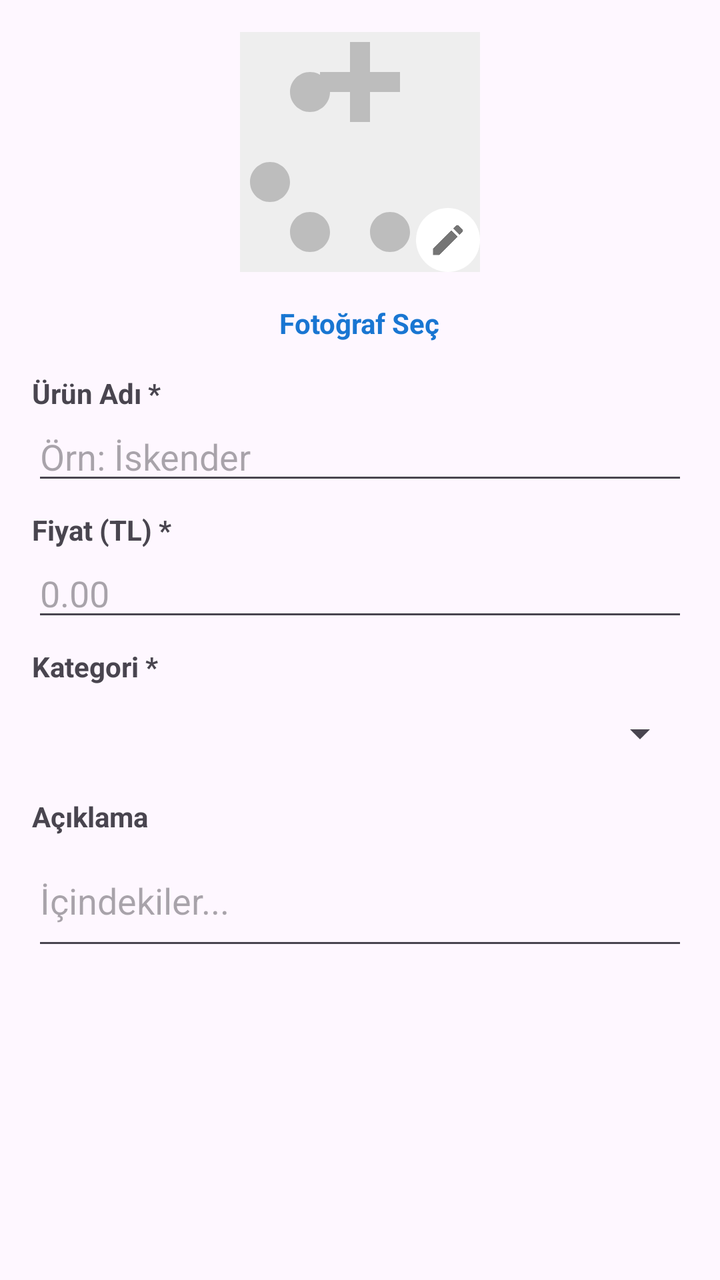
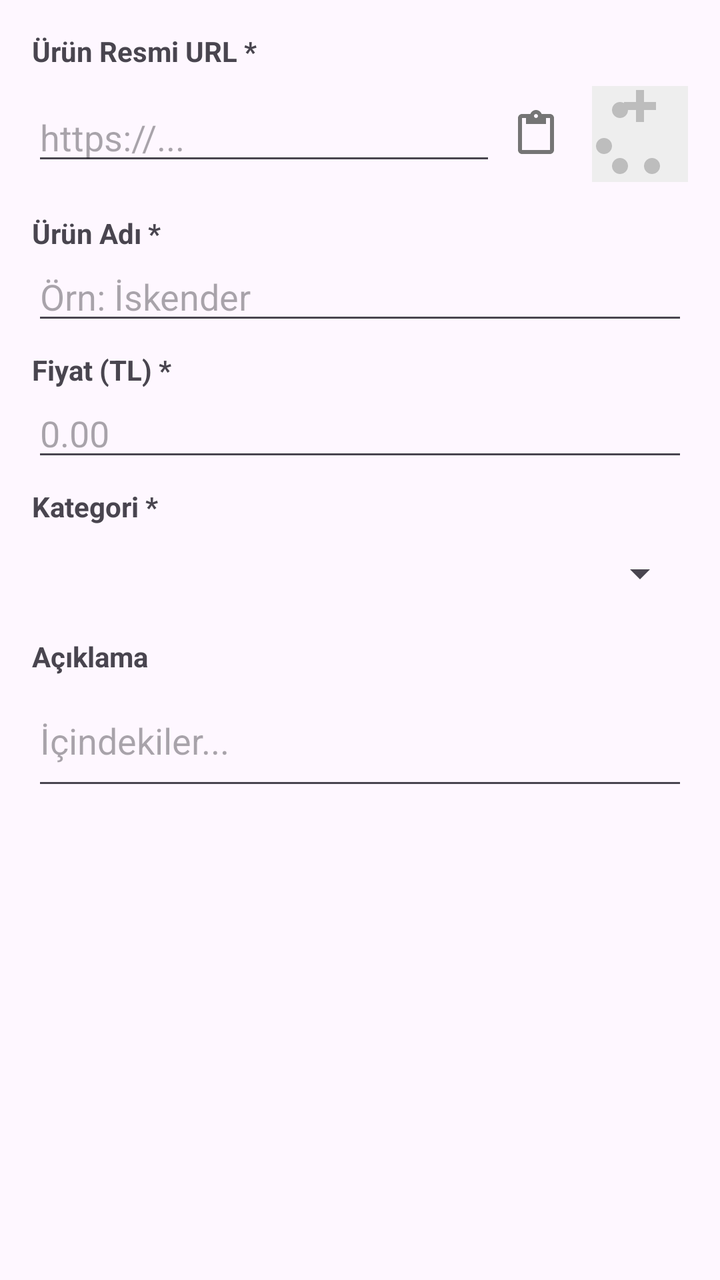

The first picture is an Android layout as it rendered before a commit; the second is the same layout after the commit. The layout source and the unified diff follow.
<!-- AndroidManifest.xml: application theme Theme.RestoranaApp -->
<!-- res/layout/dialog_add_product.xml -->
<?xml version="1.0" encoding="utf-8"?>
<ScrollView xmlns:android="http://schemas.android.com/apk/res/android"
    android:layout_width="match_parent"
    android:layout_height="wrap_content">

    <LinearLayout
        android:layout_width="match_parent"
        android:layout_height="wrap_content"
        android:orientation="vertical"
        android:padding="16dp">

        
        <FrameLayout
            android:layout_width="120dp"
            android:layout_height="120dp"
            android:layout_gravity="center_horizontal"
            android:layout_marginBottom="16dp">
            
            <ImageView
                android:id="@+id/imgProductPreview"
                android:layout_width="match_parent"
                android:layout_height="match_parent"
                android:src="@drawable/ic_food_placeholder"
                android:scaleType="centerCrop"
                android:background="#EEEEEE"/>
                
            <ImageView
                android:layout_width="32dp"
                android:layout_height="32dp"
                android:src="@drawable/ic_edit"
                android:layout_gravity="bottom|end"
                android:background="@drawable/circle_status"
                android:backgroundTint="#FFFFFF"
                android:padding="6dp"/>
        </FrameLayout>
        
        <TextView
            android:id="@+id/tvSelectImage"
            android:layout_width="wrap_content"
            android:layout_height="wrap_content"
            android:text="Fotoğraf Seç"
            android:textColor="#1976D2"
            android:textStyle="bold"
            android:layout_gravity="center_horizontal"
            android:layout_marginBottom="16dp"/>

        <TextView
            android:layout_width="wrap_content"
            android:layout_height="wrap_content"
            android:text="Ürün Adı *"
            android:textStyle="bold"/>
        <EditText
            android:id="@+id/etProdName"
            android:layout_width="match_parent"
            android:layout_height="wrap_content"
            android:hint="Örn: İskender"
            android:inputType="textCapWords"/>

        <TextView
            android:layout_width="wrap_content"
            android:layout_height="wrap_content"
            android:text="Fiyat (TL) *"
            android:textStyle="bold"
            android:layout_marginTop="8dp"/>
        <EditText
            android:id="@+id/etProdPrice"
            android:layout_width="match_parent"
            android:layout_height="wrap_content"
            android:hint="0.00"
            android:inputType="numberDecimal"/>

        <TextView
            android:layout_width="wrap_content"
            android:layout_height="wrap_content"
            android:text="Kategori *"
            android:textStyle="bold"
            android:layout_marginTop="8dp"/>
        <Spinner
            android:id="@+id/spinnerCategory"
            android:layout_width="match_parent"
            android:layout_height="wrap_content"
            android:minHeight="48dp"/>

        <TextView
            android:layout_width="wrap_content"
            android:layout_height="wrap_content"
            android:text="Açıklama"
            android:textStyle="bold"
            android:layout_marginTop="8dp"/>
        <EditText
            android:id="@+id/etProdDesc"
            android:layout_width="match_parent"
            android:layout_height="wrap_content"
            android:hint="İçindekiler..."
            android:minLines="2"/>

    </LinearLayout>
</ScrollView>
<!-- resources referenced by this layout -->
<resources>
  <!-- drawable circle_status (drawable) -->
  <?xml version="1.0" encoding="utf-8"?>
  <shape xmlns:android="http://schemas.android.com/apk/res/android"
      android:shape="oval">
      <solid android:color="#E0E0E0" /> 
  </shape>
  <!-- drawable ic_edit (drawable) -->
  <vector xmlns:android="http://schemas.android.com/apk/res/android"
      android:width="24dp"
      android:height="24dp"
      android:viewportWidth="24"
      android:viewportHeight="24">
    <path
        android:fillColor="#757575"
        android:pathData="M3,17.25V21h3.75L17.81,9.94l-3.75,-3.75L3,17.25zM20.71,7.04c0.39,-0.39 0.39,-1.02 0,-1.41l-2.34,-2.34c-0.39,-0.39 -1.02,-0.39 -1.41,0l-1.83,1.83 3.75,3.75 1.83,-1.83z"/>
  </vector>
  <!-- drawable ic_food_placeholder (drawable) -->
  <vector xmlns:android="http://schemas.android.com/apk/res/android"
      android:width="24dp"
      android:height="24dp"
      android:viewportWidth="24"
      android:viewportHeight="24">
    <path
        android:fillColor="#BDBDBD"
        android:pathData="M11,9h2V6h3V4h-3V1h-2v3H8v2h3v3zm-4,9c-1.1,0 -2,0.9 -2,2s0.9,2 2,2 2,-0.9 2,-2 -0.9,-2 -2,-2zm0,-14c-1.1,0 -2,0.9 -2,2s0.9,2 2,2 2,-0.9 2,-2 -0.9,-2 -2,-2zm-4,9c-1.1,0 -2,0.9 -2,2s0.9,2 2,2 2,-0.9 2,-2 -0.9,-2 -2,-2zm12,5c-1.1,0 -2,0.9 -2,2s0.9,2 2,2 2,-0.9 2,-2 -0.9,-2 -2,-2z"/>
  </vector>
  <style name="Theme.RestoranaApp" parent="Base.Theme.RestoranaApp" />
  <style name="Base.Theme.RestoranaApp" parent="Theme.Material3.DayNight.NoActionBar">
          
          
      </style>
</resources>

<!-- the commit's change to res/layout/dialog_add_product.xml (unified diff, before → after) -->
@@ -10,39 +10,47 @@
         android:padding="16dp">
 
         
-        <FrameLayout
-            android:layout_width="120dp"
-            android:layout_height="120dp"
-            android:layout_gravity="center_horizontal"
+        <TextView
+            android:layout_width="wrap_content"
+            android:layout_height="wrap_content"
+            android:text="Ürün Resmi URL *"
+            android:textStyle="bold"
+            android:layout_marginBottom="8dp"/>
+        
+        <LinearLayout
+            android:layout_width="match_parent"
+            android:layout_height="wrap_content"
+            android:orientation="horizontal"
+            android:gravity="center_vertical"
             android:layout_marginBottom="16dp">
             
+            <EditText
+                android:id="@+id/etImageUrl"
+                android:layout_width="0dp"
+                android:layout_height="wrap_content"
+                android:layout_weight="1"
+                android:hint="https://..."
+                android:inputType="textUri"
+                android:maxLines="1"/>
+
+            <ImageView
+                android:id="@+id/btnPaste"
+                android:layout_width="40dp"
+                android:layout_height="40dp"
+                android:src="@drawable/ic_content_paste"
+                android:background="?attr/selectableItemBackgroundBorderless"
+                android:padding="8dp"
+                android:tooltipText="Yapıştır"/>
+                
             <ImageView
                 android:id="@+id/imgProductPreview"
-                android:layout_width="match_parent"
-                android:layout_height="match_parent"
+                android:layout_width="48dp"
+                android:layout_height="48dp"
+                android:layout_marginStart="8dp"
                 android:src="@drawable/ic_food_placeholder"
                 android:scaleType="centerCrop"
                 android:background="#EEEEEE"/>
-                
-            <ImageView
-                android:layout_width="32dp"
-                android:layout_height="32dp"
-                android:src="@drawable/ic_edit"
-                android:layout_gravity="bottom|end"
-                android:background="@drawable/circle_status"
-                android:backgroundTint="#FFFFFF"
-                android:padding="6dp"/>
-        </FrameLayout>
-        
-        <TextView
-            android:id="@+id/tvSelectImage"
-            android:layout_width="wrap_content"
-            android:layout_height="wrap_content"
-            android:text="Fotoğraf Seç"
-            android:textColor="#1976D2"
-            android:textStyle="bold"
-            android:layout_gravity="center_horizontal"
-            android:layout_marginBottom="16dp"/>
+        </LinearLayout>
 
         <TextView
             android:layout_width="wrap_content"
<!-- resource entries referenced after the edit -->
@@ -1,12 +1,6 @@
 <!-- resources referenced by this layout -->
 <resources>
-  <!-- drawable circle_status (drawable) -->
-  <?xml version="1.0" encoding="utf-8"?>
-  <shape xmlns:android="http://schemas.android.com/apk/res/android"
-      android:shape="oval">
-      <solid android:color="#E0E0E0" /> 
-  </shape>
-  <!-- drawable ic_edit (drawable) -->
+  <!-- drawable ic_content_paste (drawable) -->
   <vector xmlns:android="http://schemas.android.com/apk/res/android"
       android:width="24dp"
       android:height="24dp"
@@ -14,7 +8,7 @@
       android:viewportHeight="24">
     <path
         android:fillColor="#757575"
-        android:pathData="M3,17.25V21h3.75L17.81,9.94l-3.75,-3.75L3,17.25zM20.71,7.04c0.39,-0.39 0.39,-1.02 0,-1.41l-2.34,-2.34c-0.39,-0.39 -1.02,-0.39 -1.41,0l-1.83,1.83 3.75,3.75 1.83,-1.83z"/>
+        android:pathData="M19,2h-4.18C14.4,0.84 13.3,0 12,0c-1.3,0 -2.4,0.84 -2.82,2H5c-1.1,0 -2,0.9 -2,2v16c0,1.1 0.9,2 2,2h14c1.1,0 2,-0.9 2,-2V4c0,-1.1 -0.9,-2 -2,-2zm-7,0c0.55,0 1,0.45 1,1s-0.45,1 -1,1 -1,-0.45 -1,-1 0.45,-1 1,-1zm7,18H5V4h2v3h10V4h2v16z"/>
   </vector>
   <!-- drawable ic_food_placeholder (drawable) -->
   <vector xmlns:android="http://schemas.android.com/apk/res/android"
